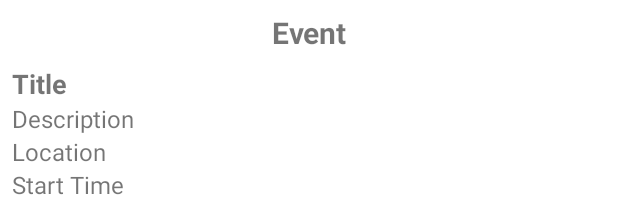
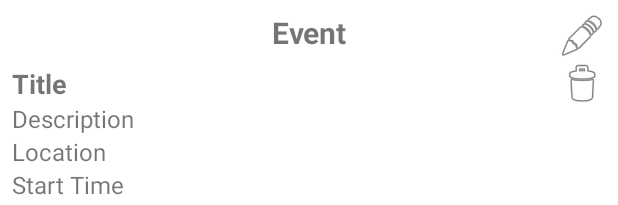
Before and after one commit to alex-sumy-ua/eventium-frontend, an Android app built with Jetpack Compose: the layout event_item.xml on its own in the app's theme, with its tools: preview values and no code run, on a phone screen of 412 x 824 dp. Shown: the top 205 px of the screen. Run offline under Robolectric (Android 15) with nearby library versions, the phone set to English and light mode, and no system bars.

Commit message:
implemented: Events managing

```diff
--- a/app/src/main/res/layout/event_item.xml
+++ b/app/src/main/res/layout/event_item.xml
@@ -5,7 +5,6 @@
     android:layout_height="wrap_content"
     android:padding="8dp">
 
-    <!-- text_event TextView remains untouched -->
     <TextView
         android:id="@+id/text_event"
         android:layout_width="wrap_content"
@@ -17,7 +16,6 @@
         app:layout_constraintStart_toStartOf="parent"
         app:layout_constraintEnd_toEndOf="parent" />
 
-    <!-- eventTitle with improved spacing -->
     <TextView
         android:id="@+id/eventTitle"
         android:layout_width="0dp"
@@ -25,83 +23,98 @@
         android:text="Title"
         android:textSize="18sp"
         android:textStyle="bold"
+        android:layout_marginTop="8dp"
+        android:layout_marginBottom="4dp"
         app:layout_constraintStart_toStartOf="parent"
         app:layout_constraintTop_toBottomOf="@id/text_event"
-        app:layout_constraintEnd_toEndOf="parent"
-        android:layout_marginTop="8dp"
-        android:layout_marginBottom="4dp" />
+        app:layout_constraintEnd_toStartOf="@id/btn_edit_event" />
 
-    <!-- eventDescription with improved spacing -->
     <TextView
         android:id="@+id/eventDescription"
         android:layout_width="0dp"
         android:layout_height="wrap_content"
         android:text="Description"
         android:textSize="16sp"
+        android:layout_marginBottom="4dp"
+        app:layout_constraintTop_toBottomOf="@id/eventTitle"
         app:layout_constraintStart_toStartOf="parent"
-        app:layout_constraintTop_toBottomOf="@id/eventTitle"
-        app:layout_constraintEnd_toEndOf="parent"
-        android:layout_marginBottom="4dp" />
+        app:layout_constraintEnd_toEndOf="parent" />
 
-    <!-- eventLocation with improved spacing -->
     <TextView
         android:id="@+id/eventLocation"
         android:layout_width="0dp"
         android:layout_height="wrap_content"
         android:text="Location"
         android:textSize="16sp"
+        android:layout_marginBottom="4dp"
+        app:layout_constraintTop_toBottomOf="@id/eventDescription"
         app:layout_constraintStart_toStartOf="parent"
-        app:layout_constraintTop_toBottomOf="@id/eventDescription"
-        app:layout_constraintEnd_toEndOf="parent"
-        android:layout_marginBottom="4dp" />
+        app:layout_constraintEnd_toEndOf="parent" />
 
-    <!-- eventStartTime with improved spacing -->
     <TextView
         android:id="@+id/eventStartTime"
         android:layout_width="0dp"
         android:layout_height="wrap_content"
         android:text="Start Time"
         android:textSize="16sp"
+        android:layout_marginBottom="4dp"
+        app:layout_constraintTop_toBottomOf="@id/eventLocation"
         app:layout_constraintStart_toStartOf="parent"
-        app:layout_constraintTop_toBottomOf="@id/eventLocation"
-        app:layout_constraintEnd_toEndOf="parent"
-        android:layout_marginBottom="4dp" />
+        app:layout_constraintEnd_toEndOf="parent" />
 
-    <!-- eventEndTime with improved spacing -->
     <TextView
         android:id="@+id/eventEndTime"
         android:layout_width="0dp"
         android:layout_height="wrap_content"
         android:text="End Time"
         android:textSize="16sp"
+        android:layout_marginBottom="4dp"
+        app:layout_constraintTop_toBottomOf="@id/eventStartTime"
         app:layout_constraintStart_toStartOf="parent"
-        app:layout_constraintTop_toBottomOf="@id/eventStartTime"
-        app:layout_constraintEnd_toEndOf="parent"
-        android:layout_marginBottom="4dp" />
+        app:layout_constraintEnd_toEndOf="parent" />
 
-    <!-- eventCreatedAt with improved spacing -->
     <TextView
         android:id="@+id/eventCreatedAt"
         android:layout_width="0dp"
         android:layout_height="wrap_content"
         android:text="Created At"
         android:textSize="14sp"
+        android:layout_marginBottom="4dp"
+        app:layout_constraintTop_toBottomOf="@id/eventEndTime"
         app:layout_constraintStart_toStartOf="parent"
-        app:layout_constraintTop_toBottomOf="@id/eventEndTime"
-        app:layout_constraintEnd_toEndOf="parent"
-        android:layout_marginBottom="4dp" />
+        app:layout_constraintEnd_toEndOf="parent" />
 
-    <!-- eventCreatedBy with improved spacing -->
     <TextView
         android:id="@+id/eventCreatedBy"
         android:layout_width="0dp"
         android:layout_height="wrap_content"
         android:text="Created By"
         android:textSize="14sp"
+        android:layout_marginBottom="8dp"
+        app:layout_constraintTop_toBottomOf="@id/eventCreatedAt"
         app:layout_constraintStart_toStartOf="parent"
-        app:layout_constraintTop_toBottomOf="@id/eventCreatedAt"
-        app:layout_constraintEnd_toEndOf="parent"
-        app:layout_constraintBottom_toBottomOf="parent"
-        android:layout_marginBottom="8dp" />
+        app:layout_constraintEnd_toEndOf="parent" />
+
+    <!-- Edit Button -->
+    <ImageButton
+        android:id="@+id/btn_edit_event"
+        android:layout_width="wrap_content"
+        android:layout_height="wrap_content"
+        android:background="@android:color/transparent"
+        android:contentDescription="Edit Event"
+        android:src="@android:drawable/ic_menu_edit"
+        app:layout_constraintTop_toTopOf="parent"
+        app:layout_constraintEnd_toEndOf="parent" />
+
+    <!-- Delete Button -->
+    <ImageButton
+        android:id="@+id/btn_delete_event"
+        android:layout_width="wrap_content"
+        android:layout_height="wrap_content"
+        android:background="@android:color/transparent"
+        android:contentDescription="Delete Event"
+        android:src="@android:drawable/ic_menu_delete"
+        app:layout_constraintTop_toBottomOf="@id/btn_edit_event"
+        app:layout_constraintEnd_toEndOf="parent" />
 
 </androidx.constraintlayout.widget.ConstraintLayout>
--- a/app/src/main/res/layout/fragment_event.xml
+++ b/app/src/main/res/layout/fragment_event.xml
@@ -9,6 +9,7 @@
         android:id="@+id/eventRecyclerView"
         android:layout_width="0dp"
         android:layout_height="0dp"
+        android:padding="8dp"
         app:layout_constraintTop_toTopOf="parent"
         app:layout_constraintBottom_toBottomOf="parent"
         app:layout_constraintStart_toStartOf="parent"
--- a/app/src/main/res/layout/user_item.xml
+++ b/app/src/main/res/layout/user_item.xml
@@ -65,7 +65,7 @@
         android:layout_width="wrap_content"
         android:layout_height="wrap_content"
         android:background="@android:color/transparent"
-        android:contentDescription="Edit"
+        android:contentDescription="Edit User"
         android:src="@android:drawable/ic_menu_edit"
         app:layout_constraintTop_toTopOf="parent"
         app:layout_constraintEnd_toEndOf="parent" />
@@ -76,7 +76,7 @@
         android:layout_width="wrap_content"
         android:layout_height="wrap_content"
         android:background="@android:color/transparent"
-        android:contentDescription="Delete"
+        android:contentDescription="Delete User"
         android:src="@android:drawable/ic_menu_delete"
         app:layout_constraintTop_toBottomOf="@id/btnEdit"
         app:layout_constraintEnd_toEndOf="parent" />
```
Also changed, not shown: app/src/main/java/com/gamboom/eventiumfrontend/service/EventAdapter.java (+58 -54 lines), app/src/main/java/com/gamboom/eventiumfrontend/service/UserAdapter.java (+14 -2 lines), app/src/main/java/com/gamboom/eventiumfrontend/view/AddEventDialogFragment.java (+49 -29 lines), app/src/main/java/com/gamboom/eventiumfrontend/view/EventFragment.java (+78 -53 lines), app/src/main/java/com/gamboom/eventiumfrontend/view/UserFragment.java (+7 -1 lines).
